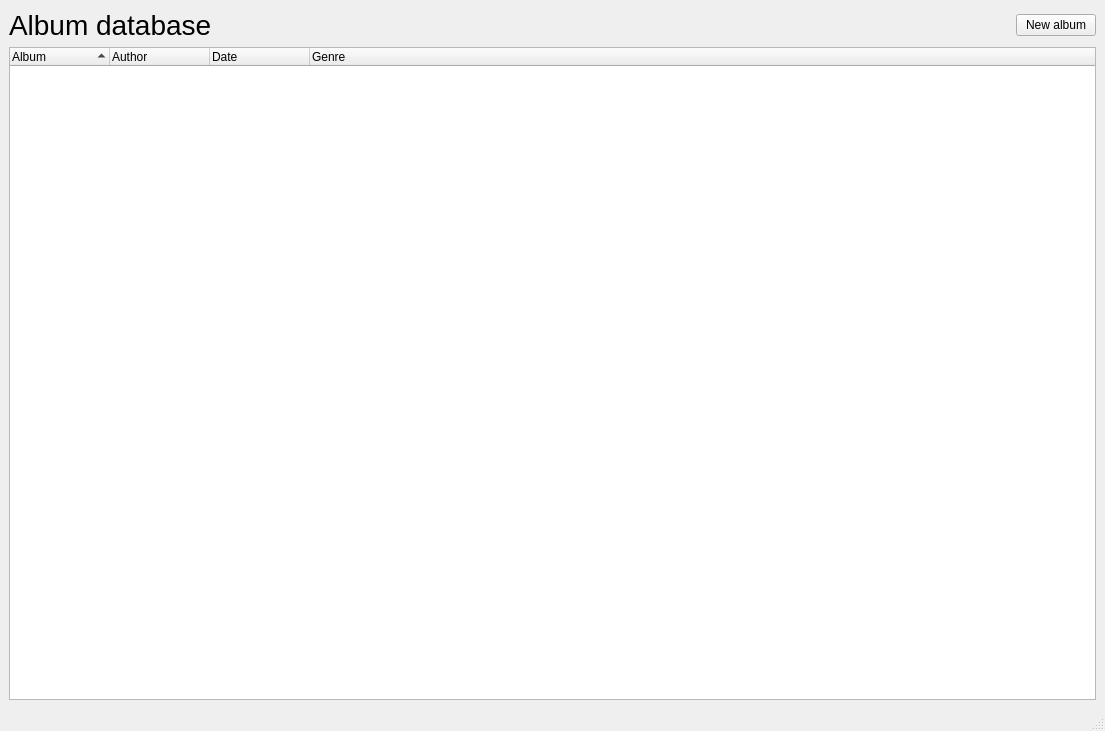
OndrejMicina/CDdatabase, file mainwindow.ui: the form before one commit.
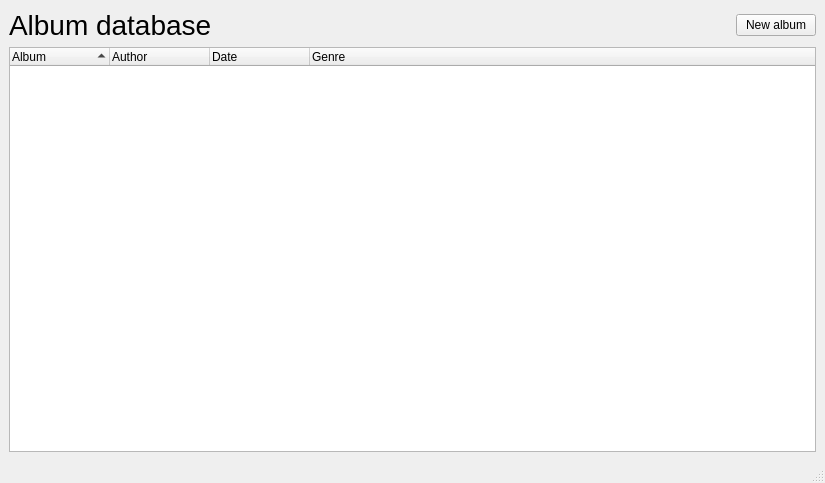
The form after the commit.

What changed in the file:
```diff
--- a/mainwindow.ui
+++ b/mainwindow.ui
@@ -6,8 +6,8 @@
    <rect>
     <x>0</x>
     <y>0</y>
-    <width>1105</width>
-    <height>731</height>
+    <width>825</width>
+    <height>483</height>
    </rect>
   </property>
   <property name="windowTitle">
@@ -23,6 +23,9 @@
       <property name="dragDropMode">
        <enum>QAbstractItemView::NoDragDrop</enum>
       </property>
+      <property name="alternatingRowColors">
+       <bool>true</bool>
+      </property>
       <property name="selectionBehavior">
        <enum>QAbstractItemView::SelectRows</enum>
       </property>
```
Left out of the diff: 3 changed lines with no effect on the pictures.
